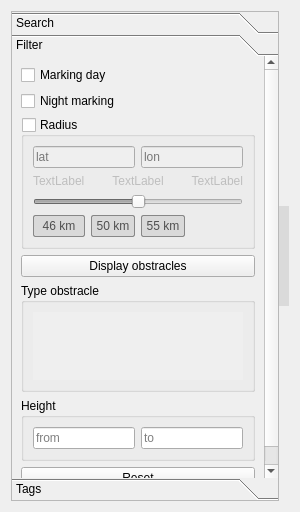
Qt form sidebar.ui (khmaksim/AviacominfoTools) before a commit.
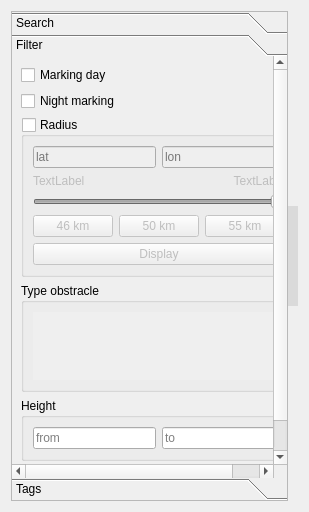
The same form after that commit. The open tabs and pages were chosen to show the change. Icons and pictures are not drawn.

Patch:
```diff
--- a/sidebar.ui
+++ b/sidebar.ui
@@ -6,7 +6,7 @@
    <rect>
     <x>0</x>
     <y>0</y>
-    <width>300</width>
+    <width>309</width>
     <height>512</height>
    </rect>
   </property>
@@ -107,7 +107,7 @@
           <rect>
            <x>0</x>
            <y>0</y>
-           <width>270</width>
+           <width>279</width>
            <height>429</height>
           </rect>
          </property>
@@ -133,7 +133,20 @@
              <bool>false</bool>
             </property>
             <layout class="QGridLayout" name="gridLayout_2">
-             <item row="0" column="2" colspan="2">
+             <item row="0" column="0">
+              <widget class="QLineEdit" name="latLineEdit">
+               <property name="text">
+                <string/>
+               </property>
+               <property name="placeholderText">
+                <string>lat</string>
+               </property>
+               <property name="clearButtonEnabled">
+                <bool>true</bool>
+               </property>
+              </widget>
+             </item>
+             <item row="0" column="1">
               <widget class="QLineEdit" name="lonLineEdit">
                <property name="placeholderText">
                 <string>lon</string>
@@ -143,53 +156,44 @@
                </property>
               </widget>
              </item>
-             <item row="1" column="1" colspan="2">
-              <widget class="QLabel" name="valueRadiusLabel">
-               <property name="text">
-                <string>TextLabel</string>
-               </property>
-               <property name="alignment">
-                <set>Qt::AlignCenter</set>
-               </property>
-              </widget>
+             <item row="1" column="0" colspan="2">
+              <layout class="QHBoxLayout" name="horizontalLayout">
+               <item>
+                <widget class="QLabel" name="minRadiusLabel">
+                 <property name="text">
+                  <string>TextLabel</string>
+                 </property>
+                </widget>
+               </item>
+               <item>
+                <widget class="QLabel" name="valueRadiusLabel">
+                 <property name="text">
+                  <string/>
+                 </property>
+                 <property name="alignment">
+                  <set>Qt::AlignCenter</set>
+                 </property>
+                </widget>
+               </item>
+               <item>
+                <widget class="QLabel" name="maxRadiusLabel">
+                 <property name="text">
+                  <string>TextLabel</string>
+                 </property>
+                 <property name="alignment">
+                  <set>Qt::AlignRight|Qt::AlignTrailing|Qt::AlignVCenter</set>
+                 </property>
+                </widget>
+               </item>
+              </layout>
              </item>
-             <item row="1" column="0">
-              <widget class="QLabel" name="minRadiusLabel">
-               <property name="text">
-                <string>TextLabel</string>
-               </property>
-              </widget>
-             </item>
-             <item row="3" column="0">
-              <widget class="QPushButton" name="radius1Button">
-               <property name="styleSheet">
-                <string notr="true">QPushButton {
-background-color: rgb(217, 217, 217);
-    border-radius: 2px;
-	color: rgb(79, 79, 79);
-    min-width: 30px;
-	border: 1px solid;
-	border-color: rgb(135, 135, 135);
-	height: 20px;
-}
-QPushButton:pressed {
-	
-	background-color: rgb(234, 234, 234);
-}
-</string>
-               </property>
-               <property name="text">
-                <string>46 km</string>
-               </property>
-              </widget>
-             </item>
-             <item row="2" column="0" colspan="4">
+             <item row="2" column="0" colspan="2">
               <widget class="QSlider" name="radiusSlider">
                <property name="maximum">
                 <number>100</number>
                </property>
                <property name="value">
-                <number>50</number>
+                <number>100</number>
                </property>
                <property name="orientation">
                 <enum>Qt::Horizontal</enum>
@@ -200,74 +204,40 @@
                <property name="invertedControls">
                 <bool>false</bool>
                </property>
-              </widget>
-             </item>
-             <item row="0" column="0" colspan="2">
-              <widget class="QLineEdit" name="latLineEdit">
-               <property name="text">
-                <string/>
+               <property name="tickPosition">
+                <enum>QSlider::NoTicks</enum>
                </property>
-               <property name="placeholderText">
-                <string>lat</string>
-               </property>
-               <property name="clearButtonEnabled">
-                <bool>true</bool>
-               </property>
               </widget>
              </item>
-             <item row="1" column="3">
-              <widget class="QLabel" name="maxRadiusLabel">
-               <property name="text">
-                <string>TextLabel</string>
-               </property>
-               <property name="alignment">
-                <set>Qt::AlignRight|Qt::AlignTrailing|Qt::AlignVCenter</set>
-               </property>
-              </widget>
+             <item row="3" column="0" colspan="2">
+              <layout class="QHBoxLayout" name="horizontalLayout_2">
+               <item>
+                <widget class="QPushButton" name="pushButton_3">
+                 <property name="text">
+                  <string>46 km</string>
+                 </property>
+                </widget>
+               </item>
+               <item>
+                <widget class="QPushButton" name="pushButton_2">
+                 <property name="text">
+                  <string>50 km</string>
+                 </property>
+                </widget>
+               </item>
+               <item>
+                <widget class="QPushButton" name="pushButton">
+                 <property name="text">
+                  <string>55 km</string>
+                 </property>
+                </widget>
+               </item>
+              </layout>
              </item>
-             <item row="3" column="2">
-              <widget class="QPushButton" name="radius3Button">
-               <property name="styleSheet">
-                <string notr="true">QPushButton {
-background-color: rgb(217, 217, 217);
-    border-radius: 2px;
-	color: rgb(79, 79, 79);
-    min-width: 30px;
-	border: 1px solid;
-	border-color: rgb(135, 135, 135);
-	height: 20px;
-}
-QPushButton:pressed {
-	
-	background-color: rgb(234, 234, 234);
-}
-</string>
-               </property>
+             <item row="4" column="0" colspan="2">
+              <widget class="QPushButton" name="displayObstraclesButton">
                <property name="text">
-                <string>55 km</string>
-               </property>
-              </widget>
-             </item>
-             <item row="3" column="1">
-              <widget class="QPushButton" name="radius2Button">
-               <property name="styleSheet">
-                <string notr="true">QPushButton {
-background-color: rgb(217, 217, 217);
-    border-radius: 2px;
-	color: rgb(79, 79, 79);
-    min-width: 30px;
-	border: 1px solid;
-	border-color: rgb(135, 135, 135);
-	height: 20px;
-}
-QPushButton:pressed {
-	
-	background-color: rgb(234, 234, 234);
-}
-</string>
-               </property>
-               <property name="text">
-                <string>50 km</string>
+                <string>Display</string>
                </property>
               </widget>
              </item>
@@ -299,8 +269,8 @@
                  <rect>
                   <x>0</x>
                   <y>0</y>
-                  <width>232</width>
-                  <height>83</height>
+                  <width>241</width>
+                  <height>78</height>
                  </rect>
                 </property>
                </widget>
@@ -309,13 +279,6 @@
             </layout>
            </widget>
           </item>
-          <item row="3" column="0">
-           <widget class="QPushButton" name="displayObstraclesButton">
-            <property name="text">
-             <string>Display obstracles</string>
-            </property>
-           </widget>
-          </item>
           <item row="0" column="0">
            <widget class="QCheckBox" name="markingDayCheckBox">
             <property name="text">
```
Left out of the diff: 14 changed lines with no effect on the pictures.
